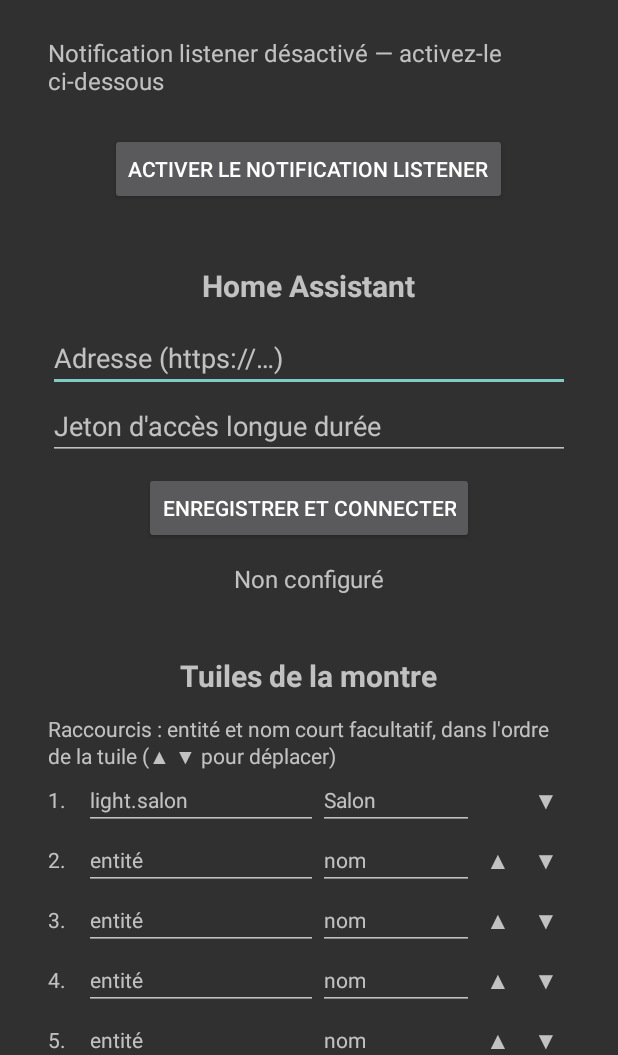
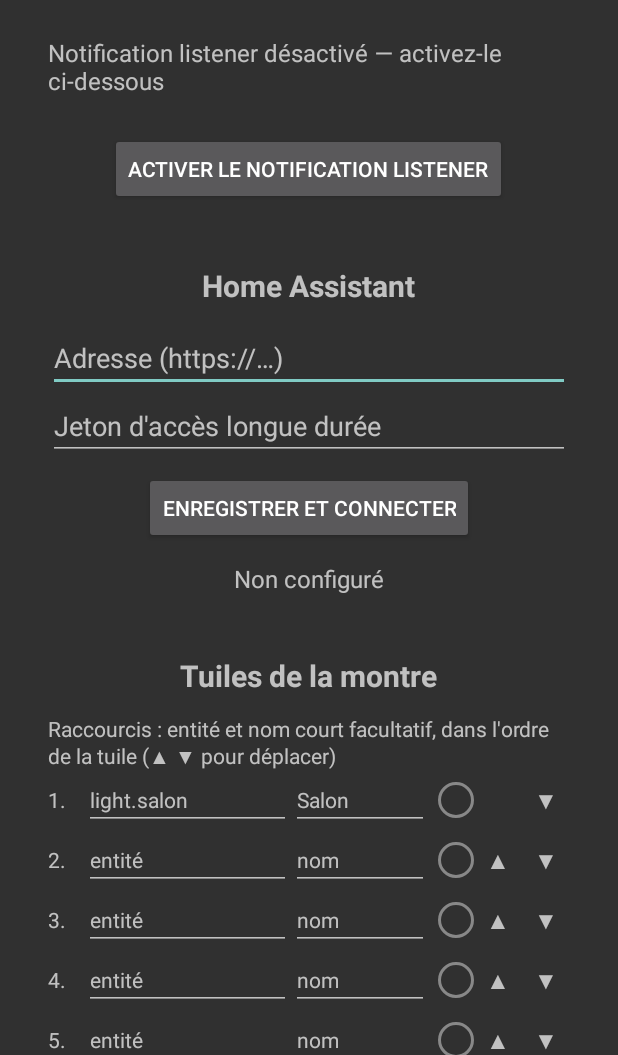
Before and after one commit to fre69/watchface-defi, an Android app: the screen it shows after launch (MainActivity), after a tap on an icon or button, on a phone screen of 412 x 824 dp, the part 181-1236 px from its top. Run offline under Robolectric (Android 15) with nearby library versions, the phone set to English and light mode, and no system bars; Roboto replaces fonts that are not available here; 2 other taps on this screen came first.

Commit message:
feat: couleur par raccourci, rouge confirmé par un second appui
Pastille de couleur sur chaque ligne du compagnon (« entité | nom | couleur ») ;
sur la tuile, fond d'une action ou d'une entité allumée. Rouge = action sensible :
le premier appui affiche « Sûr ? », le second dans les 4 s la lance.
Bouton Urgence : script.urgence_montre (dépôt HA), qui déclenche l'alerte du
bouton jaune 1 de la télécommande.

Co-Authored-By: Claude Opus 5.5 <noreply@anthropic.com>

```diff
--- a/mobile/src/main/java/com/defi/watchface/mobile/MainActivity.java
+++ b/mobile/src/main/java/com/defi/watchface/mobile/MainActivity.java
@@ -3,6 +3,7 @@ package com.defi.watchface.mobile;
 import android.content.ComponentName;
 import android.content.Intent;
 import android.content.SharedPreferences;
+import android.graphics.drawable.GradientDrawable;
 import android.net.Uri;
 import android.os.Bundle;
 import android.os.PowerManager;
@@ -67,7 +68,7 @@ public class MainActivity extends AppCompatActivity {
         });
 
         // --- Tuiles de la montre (Raccourcis, Modèle 1 à 4, Thermostat, Liste) ---
-        EditText[][] shortcuts = buildShortcutRows(findViewById(R.id.tile_entities));
+        ShortcutRow[] shortcuts = buildShortcutRows(findViewById(R.id.tile_entities));
         EditText[] templates = {
                 findViewById(R.id.tile_template_1), findViewById(R.id.tile_template_2),
                 findViewById(R.id.tile_template_3), findViewById(R.id.tile_template_4) };
@@ -75,8 +76,9 @@ public class MainActivity extends AppCompatActivity {
         EditText tileTodo = findViewById(R.id.tile_todo);
         List<String[]> saved = HaLink.parseTileEntities(prefs.getString(HaLink.PREF_TILE_ENTITIES, ""));
         for (int i = 0; i < Math.min(saved.size(), SHORTCUTS); i++) {
-            shortcuts[i][0].setText(saved.get(i)[0]);
-            shortcuts[i][1].setText(saved.get(i)[1]);
+            shortcuts[i].id.setText(saved.get(i)[0]);
+            shortcuts[i].name.setText(saved.get(i)[1]);
+            shortcuts[i].setColor(saved.get(i)[2]);
         }
         tileClimate.setText(prefs.getString(HaLink.PREF_TILE_CLIMATE, ""));
         tileTodo.setText(prefs.getString(HaLink.PREF_TILE_TODO, HaLink.DEFAULT_TODO));
@@ -103,29 +105,87 @@ public class MainActivity extends AppCompatActivity {
         HaLink.get(this).start();
     }
 
-    /** 9 lignes : numéro, entité, nom court ; rend les champs [ligne][0 = entité, 1 = nom] */
-    private EditText[][] buildShortcutRows(LinearLayout container) {
-        EditText[][] fields = new EditText[SHORTCUTS][2];
+    /** Ligne de réglage d'un raccourci : entité, nom court, couleur */
+    private final class ShortcutRow {
+        EditText id;
+        EditText name;
+        TextView swatch;
+        String color = "";
+
+        /** Pastille : couleur choisie, ou cercle vide (« auto » : couleur de l'état) */
+        void setColor(String c) {
+            color = c == null ? "" : c;
+            GradientDrawable d = new GradientDrawable();
+            d.setShape(GradientDrawable.OVAL);
+            int rgb = swatchColor(color);
+            if (rgb != 0)
+                d.setColor(rgb);
+            else
+                d.setStroke((int) (2 * getResources().getDisplayMetrics().density), 0xFF888888);
+            swatch.setBackground(d);
+            swatch.setText("rouge".equals(color) ? "!" : "");
+        }
+    }
+
+    /** Couleurs des pastilles, mêmes teintes que les boutons de la tuile ; 0 : automatique */
+    private static int swatchColor(String c) {
+        switch (c) {
+            case "rouge": return 0xFFC62828;
+            case "orange": return 0xFFEF6C00;
+            case "vert": return 0xFF2E7D32;
+            case "bleu": return 0xFF1565C0;
+            case "violet": return 0xFF6A1B9A;
+            default: return 0;
+        }
+    }
+
+    /**
+     * 13 lignes : numéro, entité, nom court, pastille de couleur (un appui passe à la
+     * suivante ; rouge = appui confirmé par un second appui sur la montre), ▲ ▼
+     */
+    private ShortcutRow[] buildShortcutRows(LinearLayout container) {
+        float density = getResources().getDisplayMetrics().density;
+        ShortcutRow[] rows = new ShortcutRow[SHORTCUTS];
         for (int i = 0; i < SHORTCUTS; i++) {
+            ShortcutRow r = new ShortcutRow();
+            rows[i] = r;
             LinearLayout row = new LinearLayout(this);
             row.setOrientation(LinearLayout.HORIZONTAL);
             row.setGravity(Gravity.CENTER_VERTICAL);
             TextView num = new TextView(this);
             num.setText((i + 1) + ".");
             num.setTextSize(TypedValue.COMPLEX_UNIT_SP, 14);
-            num.setMinWidth((int) (24 * getResources().getDisplayMetrics().density));
+            num.setMinWidth((int) (24 * density));
             row.addView(num);
-            fields[i][0] = field(i == 0 ? "light.salon" : "entité");
-            fields[i][1] = field(i == 0 ? "Salon" : "nom");
-            row.addView(fields[i][0], new LinearLayout.LayoutParams(0, LinearLayout.LayoutParams.WRAP_CONTENT, 3));
-            row.addView(fields[i][1], new LinearLayout.LayoutParams(0, LinearLayout.LayoutParams.WRAP_CONTENT, 2));
+            r.id = field(i == 0 ? "light.salon" : "entité");
+            r.name = field(i == 0 ? "Salon" : "nom");
+            row.addView(r.id, new LinearLayout.LayoutParams(0, LinearLayout.LayoutParams.WRAP_CONTENT, 3));
+            row.addView(r.name, new LinearLayout.LayoutParams(0, LinearLayout.LayoutParams.WRAP_CONTENT, 2));
+            r.swatch = new TextView(this);
+            r.swatch.setGravity(Gravity.CENTER);
+            r.swatch.setTextColor(0xFFFFFFFF);
+            r.swatch.setTypeface(null, android.graphics.Typeface.BOLD);
+            LinearLayout.LayoutParams sp = new LinearLayout.LayoutParams((int) (24 * density), (int) (24 * density));
+            sp.leftMargin = (int) (6 * density);
+            r.swatch.setLayoutParams(sp);
+            r.swatch.setOnClickListener(v -> r.setColor(nextColor(r.color)));
+            r.setColor("");
+            row.addView(r.swatch);
             // ▲ ▼ : échange la ligne avec sa voisine (ordre des boutons sur la tuile)
             final int index = i;
-            row.addView(arrow("▲", i > 0, v -> swap(fields, index, index - 1)));
-            row.addView(arrow("▼", i < SHORTCUTS - 1, v -> swap(fields, index, index + 1)));
+            row.addView(arrow("▲", i > 0, v -> swap(rows, index, index - 1)));
+            row.addView(arrow("▼", i < SHORTCUTS - 1, v -> swap(rows, index, index + 1)));
             container.addView(row);
         }
-        return fields;
+        return rows;
+    }
+
+    private static String nextColor(String c) {
+        String[] all = HaLink.TILE_COLORS;
+        for (int i = 0; i < all.length; i++)
+            if (all[i].equals(c))
+                return all[(i + 1) % all.length];
+        return all[0];
     }
 
     private TextView arrow(String label, boolean enabled, View.OnClickListener l) {
@@ -144,12 +204,15 @@ public class MainActivity extends AppCompatActivity {
         return t;
     }
 
-    private static void swap(EditText[][] fields, int a, int b) {
-        for (int c = 0; c < 2; c++) {
-            CharSequence t = fields[a][c].getText().toString();
-            fields[a][c].setText(fields[b][c].getText().toString());
-            fields[b][c].setText(t);
-        }
+    private static void swap(ShortcutRow[] rows, int a, int b) {
+        String id = rows[a].id.getText().toString(), name = rows[a].name.getText().toString();
+        String color = rows[a].color;
+        rows[a].id.setText(rows[b].id.getText().toString());
+        rows[a].name.setText(rows[b].name.getText().toString());
+        rows[a].setColor(rows[b].color);
+        rows[b].id.setText(id);
+        rows[b].name.setText(name);
+        rows[b].setColor(color);
     }
 
     private EditText field(String hint) {
@@ -163,21 +226,23 @@ public class MainActivity extends AppCompatActivity {
     }
 
     /**
-     * Enregistrement au format lu par HaLink : « entité | nom » par ligne, lignes vides
-     * sautées (la tuile suit l'ordre des lignes remplies)
+     * Enregistrement au format lu par HaLink : « entité | nom | couleur » par ligne (nom et
+     * couleur facultatifs), lignes vides sautées (la tuile suit l'ordre des lignes remplies)
      */
-    private static String shortcutsText(EditText[][] fields) {
+    private static String shortcutsText(ShortcutRow[] rows) {
         StringBuilder sb = new StringBuilder();
-        for (EditText[] f : fields) {
-            String id = f[0].getText().toString().trim();
-            String name = f[1].getText().toString().replace('|', ' ').trim();
+        for (ShortcutRow r : rows) {
+            String id = r.id.getText().toString().trim();
+            String name = r.name.getText().toString().replace('|', ' ').trim();
             if (id.isEmpty())
                 continue;
             if (sb.length() > 0)
                 sb.append('\n');
             sb.append(id);
-            if (!name.isEmpty())
+            if (!name.isEmpty() || !r.color.isEmpty())
                 sb.append(" | ").append(name);
+            if (!r.color.isEmpty())
+                sb.append(" | ").append(r.color);
         }
         return sb.toString();
     }
```
Also changed, not shown: app/src/main/java/com/defi/watchface/ShortcutsTileService.java (+34 -3 lines), app/src/main/java/com/defi/watchface/TileStore.java (+36 -0 lines), mobile/src/main/java/com/defi/watchface/mobile/HaLink.java (+21 -7 lines), 1 other file.
